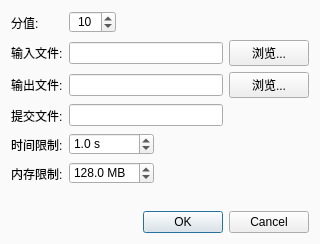
First picture: the form in src/configure/testcase/addtestcasedialog.ui, repository sxyzccr/CCR-Plus, before the edit.
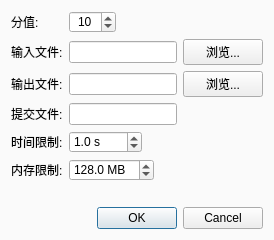
Second picture: the form after the edit.

```diff
--- a/src/configure/testcase/addtestcasedialog.ui
+++ b/src/configure/testcase/addtestcasedialog.ui
@@ -8,12 +8,6 @@
     <verstretch>0</verstretch>
    </sizepolicy>
   </property>
-  <property name="minimumSize">
-   <size>
-    <width>320</width>
-    <height>0</height>
-   </size>
-  </property>
   <property name="windowTitle">
    <string>添加测试点</string>
   </property>
@@ -32,18 +26,6 @@
        <verstretch>0</verstretch>
       </sizepolicy>
      </property>
-     <property name="minimumSize">
-      <size>
-       <width>0</width>
-       <height>23</height>
-      </size>
-     </property>
-     <property name="maximumSize">
-      <size>
-       <width>16777215</width>
-       <height>23</height>
-      </size>
-     </property>
      <property name="text">
       <string>分值:</string>
      </property>
@@ -70,35 +52,13 @@
    </item>
    <item row="1" column="0">
     <widget class="QLabel" name="label_2">
-     <property name="minimumSize">
-      <size>
-       <width>0</width>
-       <height>23</height>
-      </size>
-     </property>
-     <property name="maximumSize">
-      <size>
-       <width>16777215</width>
-       <height>23</height>
-      </size>
-     </property>
      <property name="text">
       <string>输入文件:</string>
      </property>
     </widget>
    </item>
    <item row="1" column="1">
-    <widget class="QLineEdit" name="lineEdit_inFile">
-     <property name="minimumSize">
-      <size>
-       <width>85</width>
-       <height>0</height>
-      </size>
-     </property>
-     <property name="text">
-      <string/>
-     </property>
-    </widget>
+    <widget class="QLineEdit" name="lineEdit_inFile"/>
    </item>
    <item row="1" column="2">
     <widget class="QPushButton" name="pushButton_browseInFile">
@@ -112,32 +72,13 @@
    </item>
    <item row="2" column="0">
     <widget class="QLabel" name="label_3">
-     <property name="minimumSize">
-      <size>
-       <width>0</width>
-       <height>23</height>
-      </size>
-     </property>
-     <property name="maximumSize">
-      <size>
-       <width>16777215</width>
-       <height>23</height>
-      </size>
-     </property>
      <property name="text">
       <string>输出文件:</string>
      </property>
     </widget>
    </item>
    <item row="2" column="1">
-    <widget class="QLineEdit" name="lineEdit_outFile">
-     <property name="minimumSize">
-      <size>
-       <width>85</width>
-       <height>0</height>
-      </size>
-     </property>
-    </widget>
+    <widget class="QLineEdit" name="lineEdit_outFile"/>
    </item>
    <item row="2" column="2">
     <widget class="QPushButton" name="pushButton_browseOutFile">
@@ -151,47 +92,16 @@
    </item>
    <item row="3" column="0">
     <widget class="QLabel" name="label_4">
-     <property name="minimumSize">
-      <size>
-       <width>0</width>
-       <height>23</height>
-      </size>
-     </property>
-     <property name="maximumSize">
-      <size>
-       <width>16777215</width>
-       <height>23</height>
-      </size>
-     </property>
      <property name="text">
       <string>提交文件:</string>
      </property>
     </widget>
    </item>
    <item row="3" column="1">
-    <widget class="QLineEdit" name="lineEdit_submitFile">
-     <property name="minimumSize">
-      <size>
-       <width>85</width>
-       <height>0</height>
-      </size>
-     </property>
-    </widget>
+    <widget class="QLineEdit" name="lineEdit_submitFile"/>
    </item>
    <item row="4" column="0">
     <widget class="QLabel" name="label_5">
-     <property name="minimumSize">
-      <size>
-       <width>0</width>
-       <height>23</height>
-      </size>
-     </property>
-     <property name="maximumSize">
-      <size>
-       <width>16777215</width>
-       <height>23</height>
-      </size>
-     </property>
      <property name="text">
       <string>时间限制:</string>
      </property>
@@ -205,18 +115,6 @@
        <verstretch>0</verstretch>
       </sizepolicy>
      </property>
-     <property name="minimumSize">
-      <size>
-       <width>85</width>
-       <height>0</height>
-      </size>
-     </property>
-     <property name="maximumSize">
-      <size>
-       <width>85</width>
-       <height>16777215</height>
-      </size>
-     </property>
      <property name="suffix">
       <string> s</string>
      </property>
@@ -233,18 +131,6 @@
    </item>
    <item row="5" column="0">
     <widget class="QLabel" name="label_6">
-     <property name="minimumSize">
-      <size>
-       <width>0</width>
-       <height>23</height>
-      </size>
-     </property>
-     <property name="maximumSize">
-      <size>
-       <width>16777215</width>
-       <height>23</height>
-      </size>
-     </property>
      <property name="text">
       <string>内存限制:</string>
      </property>
@@ -258,18 +144,6 @@
        <verstretch>0</verstretch>
       </sizepolicy>
      </property>
-     <property name="minimumSize">
-      <size>
-       <width>85</width>
-       <height>0</height>
-      </size>
-     </property>
-     <property name="maximumSize">
-      <size>
-       <width>85</width>
-       <height>16777215</height>
-      </size>
-     </property>
      <property name="prefix">
       <string/>
      </property>
```
